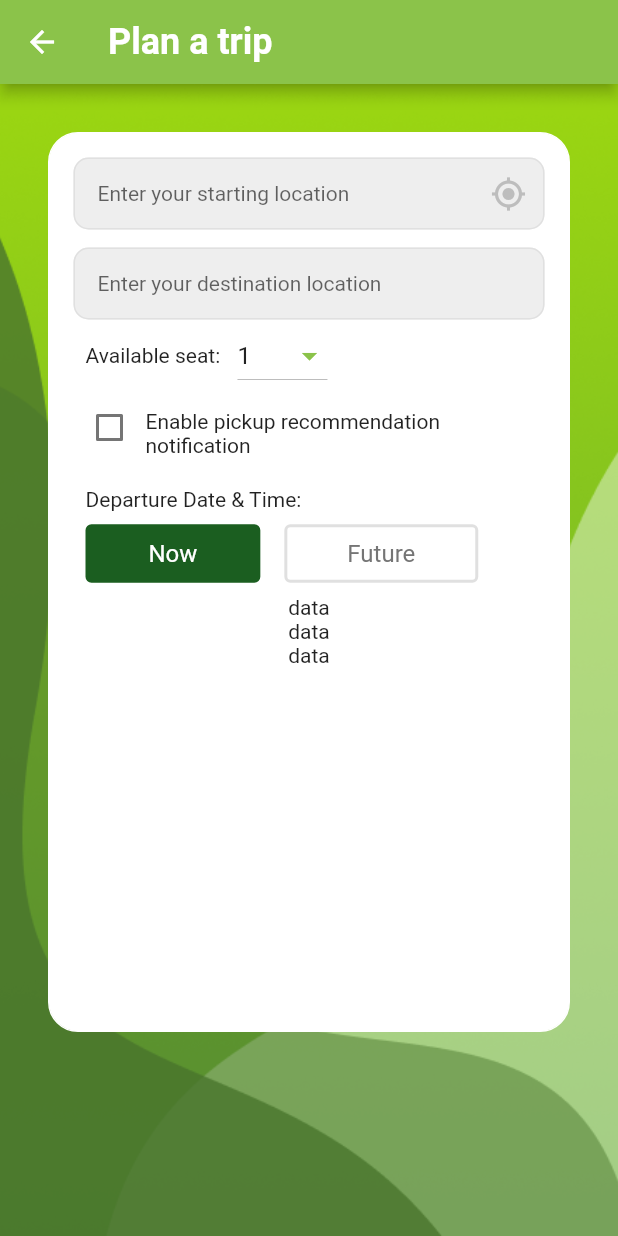
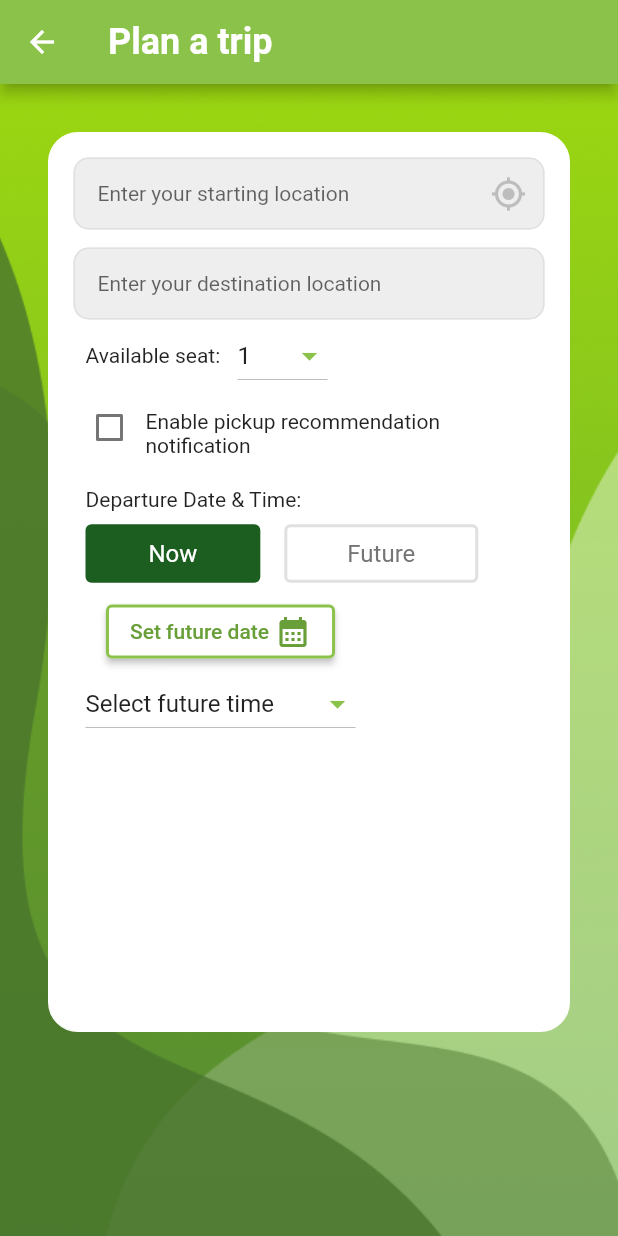
Before and after one commit to Endairion/6002CEM_Group13, a Flutter app: the NavigationBar screen opened directly, after a tap on "Plan a trip", on a phone screen of 412 x 824 dp. Run offline on Flutter 3.47's test engine with Material 2 defaults, Android fonts, the phone set to English and light mode, and no system bars; our stand-ins replace flutter_native_splash; network calls fail; statements that could not run were skipped.

Commit message:
Update plan trip design

```diff
--- a/lib/PlanTrip.dart
+++ b/lib/PlanTrip.dart
@@ -14,7 +14,7 @@ class PlanTrip extends StatefulWidget {
 }
 
 class _PlanTripState extends State<PlanTrip> {
-  // Initial Selected Value
+  // Set Initial Selected Value
   String _dropDownValue = '1';
   // List of items in available seats menu
   final _seatValue = ['1', '2', '3', '4', '5', '6'];
@@ -22,6 +22,15 @@ class _PlanTripState extends State<PlanTrip> {
   bool _pickupNotificationIsChecked = false;
 
   int _departureValue = 1;
+
+  // Set Initial Selected Value for future time
+  String _timeDropDownValue = 'Select future time';
+  // List of items in available seats menu
+  final _timeValue = ['Select future time',
+    '5:00 am', '6:00 am', '7:00 am','8:00 am', '9:00am',
+    '10:00 am', '11:00am', '12:00 pm', '1:00 pm', '2:00 pm',
+    '3:00 pm', '4:00 pm', '5:00 pm', '6:00 pm', '7:00 pm',
+    '8:00 pm', '9:00 pm', '10:00 pm' , '11:00 pm', '12:00 am'];
 
   @override
   Widget build(BuildContext context) {
@@ -185,19 +194,73 @@ class _PlanTripState extends State<PlanTrip> {
                                 value: 1,
                                 groupValue: _departureValue,
                                 leading: 'Now',
-                                onChanged: (value) => setState(() => _departureValue = value!),
+                                onChanged: (value) =>
+                                    setState(() => _departureValue = value!),
                               ),
                               MyRadioListTile<int>(
                                 value: 2,
                                 groupValue: _departureValue,
                                 leading: 'Future',
-                                onChanged: (value) => setState(() => _departureValue = value!),
+                                onChanged: (value) =>
+                                    setState(() => _departureValue = value!),
                               ),
                             ],
                           ),
-                          Text('data'),
-                          Text('data'),
-                          Text('data'),
+                          Container(
+                            alignment: Alignment.centerLeft,
+                            padding: const EdgeInsets.only(left: 8),
+                            child: Column(
+                              children: [
+                                ElevatedButton(
+                                  onPressed: () {},
+                                  child: Row(
+                                    mainAxisSize: MainAxisSize.min,
+                                    children: [
+                                      Text(
+                                        'Set future date',
+                                        style: TextStyle(
+                                          color: Colors.lightGreen[700],
+                                        ),
+                                      ),
+                                      Padding(
+                                        padding: const EdgeInsets.only(left: 4),
+                                        child: Icon(
+                                          Icons.calendar_month,
+                                          color: Colors.lightGreen[700],
+                                        ),
+                                      )
+                                    ],
+                                  ),
+                                  style: ElevatedButton.styleFrom(
+                                    backgroundColor: Colors.white,
+                                    side: const BorderSide(
+                                      width: 2.0,
+                                      color: Colors.lightGreen,
+                                    ),
+                                  ),
+                                ),
+                                Container(
+                                  width: 180,
+                                  child: DropdownButton(
+                                    isExpanded: true,
+                                    value: _timeDropDownValue,
+                                    items: _timeValue.map((String item) {
+                                      return DropdownMenuItem(
+                                        value: item,
+                                        child: Text(item),
+                                      );
+                                    }).toList(),
+                                    onChanged: (String? newValue) {
+                                      setState(() {
+                                        _timeDropDownValue = newValue!;
+                                      });
+                                    },
+                                    iconEnabledColor: Colors.lightGreen,
+                                  ),
+                                ),
+                              ],
+                            ),
+                          ),
                         ],
                       ),
                     ),
```
